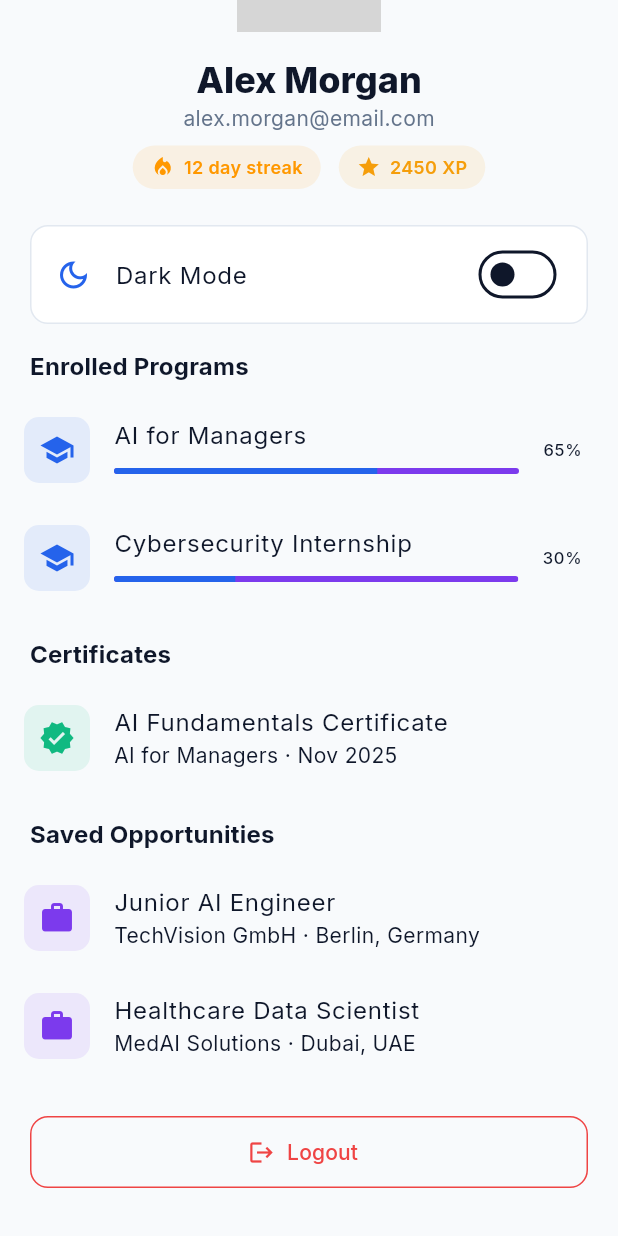
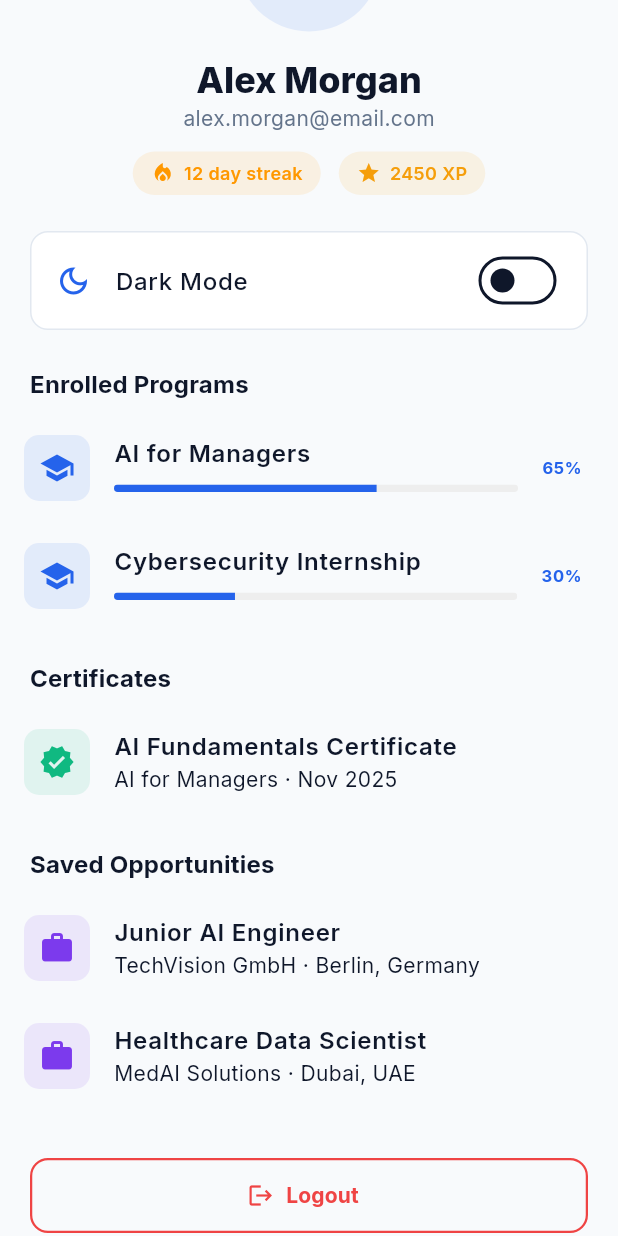
Before and after one commit to Syed-Bilal-Haider-Engineer/Praktix-Mobile-App, a Flutter app: the ProfileScreen screen opened by its route, scrolled down 99 dp, on a phone screen of 412 x 824 dp. Run offline on Flutter 3.47's test engine with Material 3 defaults, Android fonts, the phone set to English and light mode, and no system bars; drawn by our look-alikes of cached_network_image, flutter_animate; our stand-ins replace flutter_riverpod, go_router, google_fonts, shared_preferences, smooth_page_indicator; accounts and stored records are empty; grey boxes are pictures that could not be loaded.

Commit message:
fix(profile): fix user profile icons

```diff
--- a/lib/presentation/screens/profile/profile_screen.dart
+++ b/lib/presentation/screens/profile/profile_screen.dart
@@ -1,9 +1,10 @@
+// lib/presentation/screens/profile/profile_screen.dart
 import 'package:flutter/material.dart';
 import 'package:flutter_animate/flutter_animate.dart';
 import 'package:flutter_riverpod/flutter_riverpod.dart';
-import 'package:cached_network_image/cached_network_image.dart';
 import 'package:go_router/go_router.dart';
 import 'package:intl/intl.dart';
+
 import '../../../core/constants/app_strings.dart';
 import '../../../core/router/app_router.dart';
 import '../../../core/theme/app_colors.dart';
@@ -41,27 +42,22 @@ class ProfileScreen extends ConsumerWidget {
     return Scaffold(
       body: SafeArea(
         child: SingleChildScrollView(
+          physics: const BouncingScrollPhysics(),
           child: Column(
             children: [
               const SizedBox(height: 24),
+
+              // 👈 Updated Top Header Circle with a clean Person Icon layout
               CircleAvatar(
                 radius: 48,
-                backgroundColor: AppColors.primary.withValues(alpha: 0.1),
-                child: user.avatarUrl != null
-                    ? ClipOval(
-                        child: CachedNetworkImage(
-                          imageUrl: user.avatarUrl!,
-                          width: 96,
-                          height: 96,
-                          fit: BoxFit.cover,
-                        ),
-                      )
-                    : const Icon(
-                        Icons.person,
-                        size: 48,
-                        color: AppColors.primary,
-                      ),
+                backgroundColor: AppColors.primary.withOpacity(0.1),
+                child: const Icon(
+                  Icons.person,
+                  size: 44, // Perfectly proportioned inner icon size
+                  color: AppColors.primary,
+                ),
               ).animate().scale(duration: 500.ms, curve: Curves.elasticOut),
+
               const SizedBox(height: 16),
               Text(
                 user.name,
@@ -72,12 +68,13 @@ class ProfileScreen extends ConsumerWidget {
               Text(
                 user.email,
                 style: context.textTheme.bodyMedium?.copyWith(
-                  color: context.isDarkMode
+                  color: isDark
                       ? AppColors.textSecondaryDark
                       : AppColors.textSecondaryLight,
                 ),
               ),
-              const SizedBox(height: 8),
+              const SizedBox(height: 12),
+
               Row(
                 mainAxisAlignment: MainAxisAlignment.center,
                 children: [
@@ -95,34 +92,29 @@ class ProfileScreen extends ConsumerWidget {
                 ],
               ),
               const SizedBox(height: 24),
+
               _buildSettingsTile(
                 context,
                 icon: Icons.dark_mode_outlined,
                 title: AppStrings.darkMode,
                 trailing: Switch(
                   value: isDark,
+                  activeColor: AppColors.primary,
                   onChanged: (_) =>
                       ref.read(themeModeProvider.notifier).toggleDarkMode(),
                 ),
               ),
-              const SizedBox(height: 16),
-              Padding(
-                padding: const EdgeInsets.symmetric(horizontal: 20),
-                child: Align(
-                  alignment: Alignment.centerLeft,
-                  child: Text(
-                    AppStrings.enrolledPrograms,
-                    style: context.textTheme.titleMedium?.copyWith(
-                      fontWeight: FontWeight.w700,
-                    ),
-                  ),
-                ),
-              ),
+              const SizedBox(height: 24),
+
+              _buildSectionHeader(context, AppStrings.enrolledPrograms),
               const SizedBox(height: 8),
               if (enrolledPrograms.isEmpty)
                 const Padding(
-                  padding: EdgeInsets.all(20),
-                  child: Text('No enrolled programs yet'),
+                  padding: EdgeInsets.symmetric(vertical: 16),
+                  child: Text(
+                    'No enrolled programs yet',
+                    style: TextStyle(color: Colors.grey),
+                  ),
                 )
               else
                 ...enrolledPrograms.map(
@@ -132,35 +124,43 @@ class ProfileScreen extends ConsumerWidget {
                       height: 44,
                       decoration: BoxDecoration(
                         borderRadius: BorderRadius.circular(10),
-                        color: AppColors.primary.withValues(alpha: 0.1),
+                        color: AppColors.primary.withOpacity(0.1),
                       ),
                       child: const Icon(Icons.school, color: AppColors.primary),
                     ),
-                    title: Text(program.title),
-                    subtitle: ClipRRect(
-                      borderRadius: BorderRadius.circular(4),
-                      child: LinearProgressIndicator(
-                        value: program.progress,
-                        minHeight: 4,
+                    title: Text(
+                      program.title,
+                      style: const TextStyle(fontWeight: FontWeight.w600),
+                    ),
+                    subtitle: Padding(
+                      padding: const EdgeInsets.only(top: 6),
+                      child: ClipRRect(
+                        borderRadius: BorderRadius.circular(4),
+                        child: LinearProgressIndicator(
+                          value: program.progress,
+                          minHeight: 5,
+                          backgroundColor: isDark
+                              ? Colors.black26
+                              : Colors.grey.shade200,
+                          valueColor: const AlwaysStoppedAnimation<Color>(
+                            AppColors.primary,
+                          ),
+                        ),
                       ),
                     ),
-                    trailing: Text('${(program.progress * 100).toInt()}%'),
+                    trailing: Text(
+                      '${(program.progress * 100).toInt()}%',
+                      style: const TextStyle(
+                        fontWeight: FontWeight.bold,
+                        color: AppColors.primary,
+                      ),
+                    ),
                     onTap: () => context.push('/program/${program.id}'),
                   ),
                 ),
-              const SizedBox(height: 16),
-              Padding(
-                padding: const EdgeInsets.symmetric(horizontal: 20),
-                child: Align(
-                  alignment: Alignment.centerLeft,
-                  child: Text(
-                    AppStrings.certificates,
-                    style: context.textTheme.titleMedium?.copyWith(
-                      fontWeight: FontWeight.w700,
-                    ),
-                  ),
-                ),
-              ),
+
+              const SizedBox(height: 20),
+              _buildSectionHeader(context, AppStrings.certificates),
               const SizedBox(height: 8),
               ...MockData.certificates.map(
                 (cert) => ListTile(
@@ -169,34 +169,30 @@ class ProfileScreen extends ConsumerWidget {
                     height: 44,
                     decoration: BoxDecoration(
                       borderRadius: BorderRadius.circular(10),
-                      color: AppColors.success.withValues(alpha: 0.1),
+                      color: AppColors.success.withOpacity(0.1),
                     ),
                     child: const Icon(Icons.verified, color: AppColors.success),
                   ),
-                  title: Text(cert.title),
+                  title: Text(
+                    cert.title,
+                    style: const TextStyle(fontWeight: FontWeight.w600),
+                  ),
                   subtitle: Text(
                     '${cert.programName} · ${DateFormat('MMM yyyy').format(cert.issuedDate)}',
                   ),
                 ),
               ),
-              const SizedBox(height: 16),
-              Padding(
-                padding: const EdgeInsets.symmetric(horizontal: 20),
-                child: Align(
-                  alignment: Alignment.centerLeft,
-                  child: Text(
-                    AppStrings.savedOpportunities,
-                    style: context.textTheme.titleMedium?.copyWith(
-                      fontWeight: FontWeight.w700,
-                    ),
-                  ),
-                ),
-              ),
+
+              const SizedBox(height: 20),
+              _buildSectionHeader(context, AppStrings.savedOpportunities),
               const SizedBox(height: 8),
               if (savedOpportunities.isEmpty)
                 const Padding(
-                  padding: EdgeInsets.all(20),
-                  child: Text('No saved opportunities'),
+                  padding: EdgeInsets.symmetric(vertical: 16),
+                  child: Text(
+                    'No saved opportunities',
+                    style: TextStyle(color: Colors.grey),
+                  ),
                 )
               else
                 ...savedOpportunities.map(
@@ -206,15 +202,20 @@ class ProfileScreen extends ConsumerWidget {
                       height: 44,
                       decoration: BoxDecoration(
                         borderRadius: BorderRadius.circular(10),
-                        color: AppColors.secondary.withValues(alpha: 0.1),
+                        color: AppColors.secondary.withOpacity(0.1),
                       ),
                       child: const Icon(Icons.work, color: AppColors.secondary),
                     ),
-                    title: Text(opp.title),
+                    title: Text(
+                      opp.title,
+                      style: const TextStyle(fontWeight: FontWeight.w600),
+                    ),
                     subtitle: Text('${opp.company} · ${opp.location}'),
                   ),
                 ),
-              const SizedBox(height: 24),
+
+              const SizedBox(height: 32),
+
               Padding(
                 padding: const EdgeInsets.symmetric(horizontal: 20),
                 child: OutlinedButton.icon(
@@ -225,11 +226,14 @@ class ProfileScreen extends ConsumerWidget {
                   icon: const Icon(Icons.logout, color: AppColors.error),
                   label: const Text(
                     AppStrings.logout,
-                    style: TextStyle(color: AppColors.error),
+                    style: TextStyle(
+                      color: AppColors.error,
+                      fontWeight: FontWeight.bold,
+                    ),
                   ),
                   style: OutlinedButton.styleFrom(
-                    minimumSize: const Size(double.infinity, 48),
-                    side: const BorderSide(color: AppColors.error),
+                    minimumSize: const Size(double.infinity, 50),
+                    side: const BorderSide(color: AppColors.error, width: 1.5),
                     shape: RoundedRectangleBorder(
                       borderRadius: BorderRadius.circular(12),
                     ),
@@ -244,28 +248,42 @@ class ProfileScreen extends ConsumerWidget {
     );
   }
 
+  Widget _buildSectionHeader(BuildContext context, String title) {
+    return Padding(
+      padding: const EdgeInsets.symmetric(horizontal: 20),
+      child: Align(
+        alignment: Alignment.centerLeft,
+        child: Text(
+          title,
+          style: context.textTheme.titleMedium?.copyWith(
+            fontWeight: FontWeight.w700,
+          ),
+        ),
+      ),
+    );
+  }
+
   Widget _buildSettingsTile(
     BuildContext context, {
     required IconData icon,
     required String title,
     required Widget trailing,
   }) {
+    final isDark = context.isDarkMode;
     return Container(
       margin: const EdgeInsets.symmetric(horizontal: 20),
       padding: const EdgeInsets.symmetric(horizontal: 16, vertical: 4),
       decoration: BoxDecoration(
-        color: context.isDarkMode ? AppColors.cardDark : AppColors.cardLight,
+        color: isDark ? AppColors.cardDark : AppColors.cardLight,
         borderRadius: BorderRadius.circular(12),
         border: Border.all(
-          color: context.isDarkMode
-              ? AppColors.borderDark
-              : AppColors.borderLight,
+          color: isDark ? AppColors.borderDark : AppColors.borderLight,
         ),
       ),
       child: ListTile(
         contentPadding: EdgeInsets.zero,
         leading: Icon(icon, color: AppColors.primary),
-        title: Text(title),
+        title: Text(title, style: const TextStyle(fontWeight: FontWeight.w500)),
         trailing: trailing,
       ),
     );
@@ -288,7 +306,7 @@ class _StatBadge extends StatelessWidget {
     return Container(
       padding: const EdgeInsets.symmetric(horizontal: 12, vertical: 6),
       decoration: BoxDecoration(
-        color: color.withValues(alpha: 0.1),
+        color: color.withOpacity(0.1),
         borderRadius: BorderRadius.circular(20),
       ),
       child: Row(
```
Also changed, not shown: 2 other files.
